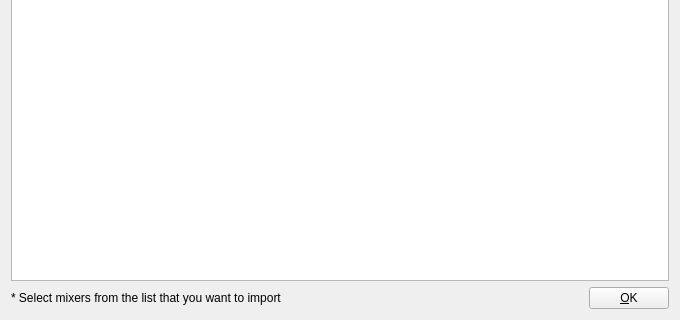
Qt form src/Widgets/ImportAtemDeviceDialog.ui (CasparCG/client) before a commit; both pictures show x 0 to 680 and y 200 to 520 of the 680 by 520 pixel window.
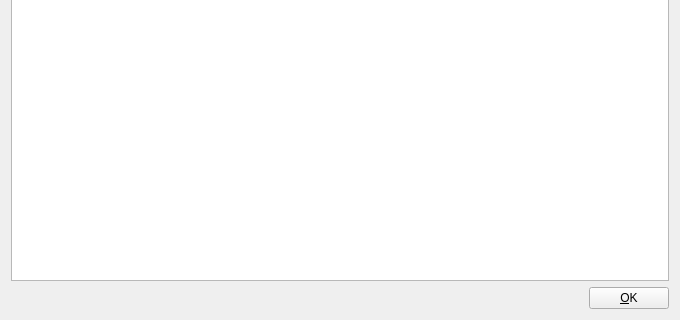
The same form after that commit.

```diff
--- a/src/Widgets/ImportAtemDeviceDialog.ui
+++ b/src/Widgets/ImportAtemDeviceDialog.ui
@@ -14,19 +14,6 @@
    <string>Import TriCaster Mixers</string>
   </property>
   <layout class="QGridLayout" name="gridLayout">
-   <item row="1" column="0">
-    <widget class="QLabel" name="labelImportInformation">
-     <property name="sizePolicy">
-      <sizepolicy hsizetype="Expanding" vsizetype="Preferred">
-       <horstretch>0</horstretch>
-       <verstretch>0</verstretch>
-      </sizepolicy>
-     </property>
-     <property name="text">
-      <string>* Select mixers from the list that you want to import</string>
-     </property>
-    </widget>
-   </item>
    <item row="1" column="1">
     <widget class="QPushButton" name="pushButtonOk">
      <property name="focusPolicy">
@@ -77,6 +64,19 @@
      </column>
     </widget>
    </item>
+   <item row="1" column="0">
+    <spacer name="horizontalSpacer">
+     <property name="orientation">
+      <enum>Qt::Horizontal</enum>
+     </property>
+     <property name="sizeHint" stdset="0">
+      <size>
+       <width>40</width>
+       <height>20</height>
+      </size>
+     </property>
+    </spacer>
+   </item>
   </layout>
  </widget>
  <resources/>
```
